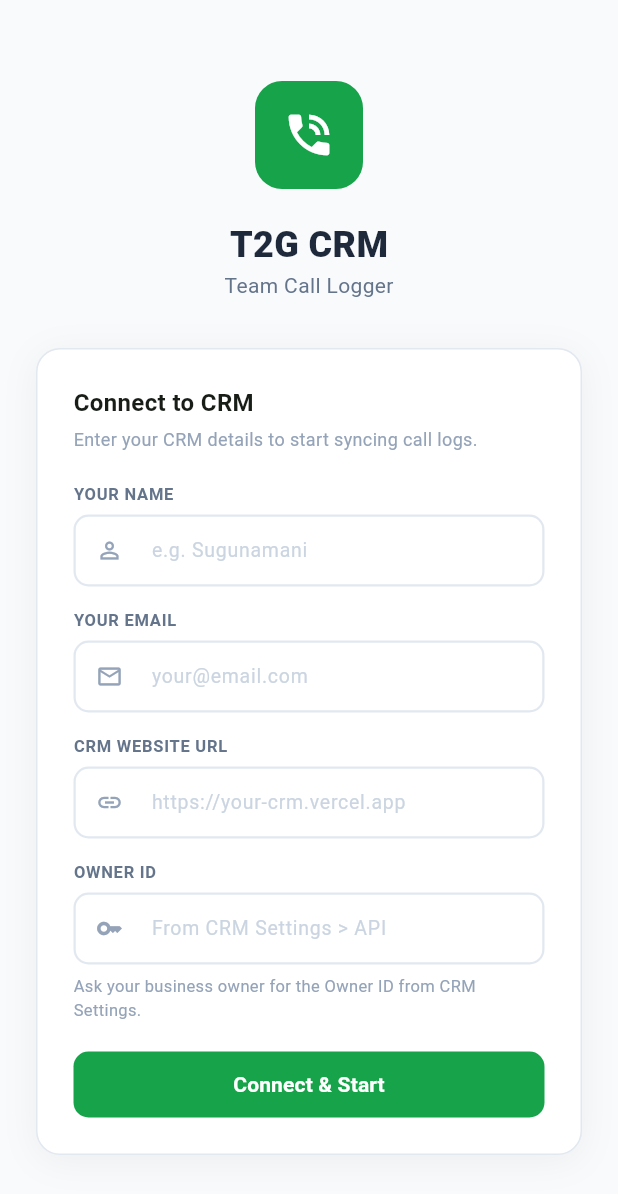
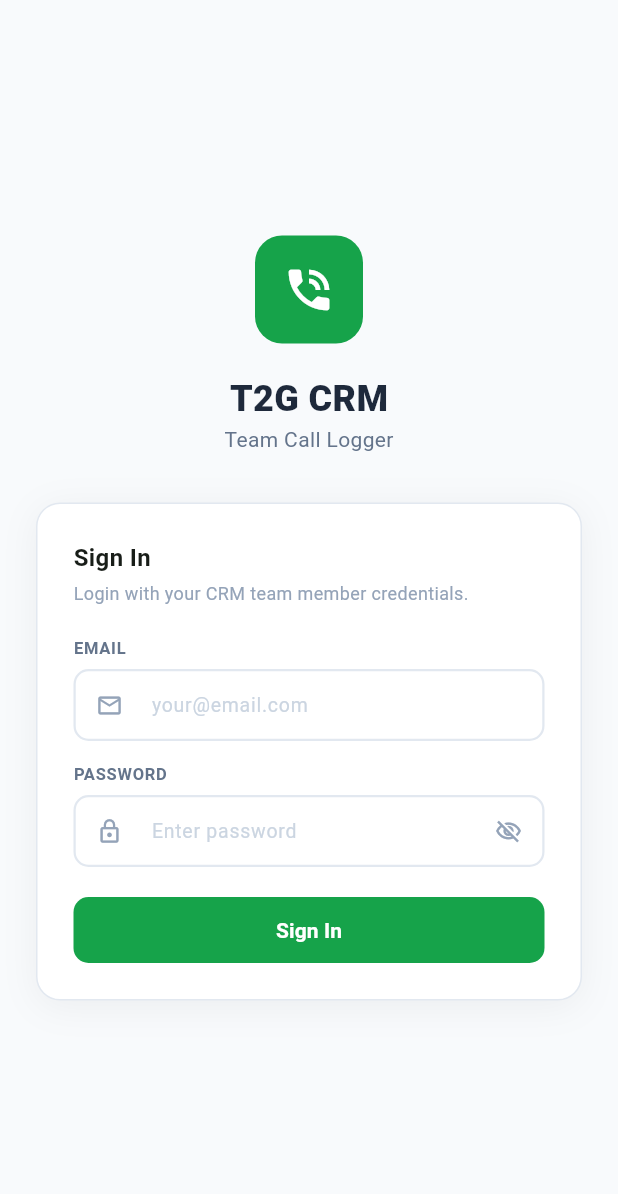
Before and after one commit to G0kulakrishnan/crm-team, a Flutter app: the screen it shows after launch, on a phone screen of 412 x 824 dp. Shown: the top 1194 px of the screen. Run offline on Flutter 3.47's test engine with Material 3 defaults, Android fonts, the phone set to English and light mode, and no system bars; our stand-ins replace permission_handler, shared_preferences; missing offline and left inert: call_log.

Commit message:
feat: auto-detect owner ID via CRM login API
- Login now uses email + password via /api/auth endpoint
- Owner ID auto-detected from team member's business
- Hardcoded to dev.t2gcrm.in for testing
- Removed manual Owner ID field and env toggle
- Shows team member name and role in app bar

Co-Authored-By: Claude Opus 4.6 <noreply@anthropic.com>

```diff
--- a/lib/screens/login_screen.dart
+++ b/lib/screens/login_screen.dart
@@ -16,30 +16,25 @@ class LoginScreen extends StatefulWidget {
 }
 
 class _LoginScreenState extends State<LoginScreen> {
-  final _urlController = TextEditingController();
-  final _ownerIdController = TextEditingController();
   final _emailController = TextEditingController();
-  final _nameController = TextEditingController();
+  final _passwordController = TextEditingController();
   bool _loading = false;
+  bool _obscurePassword = true;
   String? _error;
 
   @override
   void dispose() {
-    _urlController.dispose();
-    _ownerIdController.dispose();
     _emailController.dispose();
-    _nameController.dispose();
+    _passwordController.dispose();
     super.dispose();
   }
 
-  Future<void> _connect() async {
-    final url = _urlController.text.trim();
-    final ownerId = _ownerIdController.text.trim();
+  Future<void> _login() async {
     final email = _emailController.text.trim();
-    final name = _nameController.text.trim();
+    final password = _passwordController.text;
 
-    if (url.isEmpty || ownerId.isEmpty || email.isEmpty || name.isEmpty) {
-      setState(() => _error = 'All fields are required');
+    if (email.isEmpty || password.isEmpty) {
+      setState(() => _error = 'Email and password are required');
       return;
     }
 
@@ -49,22 +44,12 @@ class _LoginScreenState extends State<LoginScreen> {
     });
 
     try {
-      // Verify URL is reachable
-      await widget.apiService.verifyConnection(url, email);
-
-      // Save config
-      await widget.apiService.saveConfig(
-        baseUrl: url,
-        ownerId: ownerId,
-        staffEmail: email,
-        staffName: name,
-      );
-
+      await widget.apiService.login(email, password);
       widget.onLoggedIn();
     } catch (e) {
       setState(() => _error = e.toString().replaceFirst('Exception: ', ''));
     } finally {
-      setState(() => _loading = false);
+      if (mounted) setState(() => _loading = false);
     }
   }
 
@@ -78,7 +63,6 @@ class _LoginScreenState extends State<LoginScreen> {
           child: Column(
             mainAxisAlignment: MainAxisAlignment.center,
             children: [
-              // Logo
               Container(
                 width: 72,
                 height: 72,
@@ -99,7 +83,6 @@ class _LoginScreenState extends State<LoginScreen> {
               ),
               const SizedBox(height: 32),
 
-              // Form Card
               Container(
                 width: double.infinity,
                 constraints: const BoxConstraints(maxWidth: 400),
@@ -120,52 +103,44 @@ class _LoginScreenState extends State<LoginScreen> {
                   crossAxisAlignment: CrossAxisAlignment.start,
                   children: [
                     const Text(
-                      'Connect to CRM',
+                      'Sign In',
                       style: TextStyle(fontSize: 16, fontWeight: FontWeight.w700),
                     ),
                     const SizedBox(height: 4),
                     const Text(
-                      'Enter your CRM details to start syncing call logs.',
+                      'Login with your CRM team member credentials.',
                       style: TextStyle(fontSize: 12, color: Color(0xFF94A3B8)),
                     ),
                     const SizedBox(height: 20),
 
-                    _buildLabel('Your Name'),
-                    _buildTextField(
-                      controller: _nameController,
-                      hint: 'e.g. Sugunamani',
-                      icon: Icons.person_outline,
+                    _buildLabel('Email'),
+                    TextField(
+                      controller: _emailController,
+                      keyboardType: TextInputType.emailAddress,
+                      style: const TextStyle(fontSize: 14),
+                      decoration: _inputDecoration(hint: 'your@email.com', icon: Icons.email_outlined),
                     ),
                     const SizedBox(height: 14),
 
-                    _buildLabel('Your Email'),
-                    _buildTextField(
-                      controller: _emailController,
-                      hint: 'your@email.com',
-                      icon: Icons.email_outlined,
-                      keyboardType: TextInputType.emailAddress,
+                    _buildLabel('Password'),
+                    TextField(
+                      controller: _passwordController,
+                      obscureText: _obscurePassword,
+                      style: const TextStyle(fontSize: 14),
+                      onSubmitted: (_) => _login(),
+                      decoration: _inputDecoration(
+                        hint: 'Enter password',
+                        icon: Icons.lock_outline,
+                      ).copyWith(
+                        suffixIcon: IconButton(
+                          icon: Icon(
+                            _obscurePassword ? Icons.visibility_off_outlined : Icons.visibility_outlined,
+                            size: 18,
+                            color: const Color(0xFF94A3B8),
                           ),
-                    const SizedBox(height: 14),
-
-                    _buildLabel('CRM Website URL'),
-                    _buildTextField(
-                      controller: _urlController,
-                      hint: 'https://your-crm.vercel.app',
-                      icon: Icons.link,
-                      keyboardType: TextInputType.url,
+                          onPressed: () => setState(() => _obscurePassword = !_obscurePassword),
                         ),
-                    const SizedBox(height: 14),
-
-                    _buildLabel('Owner ID'),
-                    _buildTextField(
-                      controller: _ownerIdController,
-                      hint: 'From CRM Settings > API',
-                      icon: Icons.key_outlined,
                       ),
-                    const SizedBox(height: 6),
-                    const Text(
-                      'Ask your business owner for the Owner ID from CRM Settings.',
-                      style: TextStyle(fontSize: 11, color: Color(0xFF94A3B8)),
                     ),
 
                     if (_error != null) ...[
@@ -196,7 +171,7 @@ class _LoginScreenState extends State<LoginScreen> {
                       width: double.infinity,
                       height: 44,
                       child: ElevatedButton(
-                        onPressed: _loading ? null : _connect,
+                        onPressed: _loading ? null : _login,
                         style: ElevatedButton.styleFrom(
                           backgroundColor: const Color(0xFF16A34A),
                           foregroundColor: Colors.white,
@@ -205,7 +180,7 @@ class _LoginScreenState extends State<LoginScreen> {
                         ),
                         child: _loading
                             ? const SizedBox(width: 20, height: 20, child: CircularProgressIndicator(strokeWidth: 2, color: Colors.white))
-                            : const Text('Connect & Start', style: TextStyle(fontSize: 14, fontWeight: FontWeight.w700)),
+                            : const Text('Sign In', style: TextStyle(fontSize: 14, fontWeight: FontWeight.w700)),
                       ),
                     ),
                   ],
@@ -228,17 +203,8 @@ class _LoginScreenState extends State<LoginScreen> {
     );
   }
 
-  Widget _buildTextField({
-    required TextEditingController controller,
-    required String hint,
-    required IconData icon,
-    TextInputType keyboardType = TextInputType.text,
-  }) {
-    return TextField(
-      controller: controller,
-      keyboardType: keyboardType,
-      style: const TextStyle(fontSize: 14),
-      decoration: InputDecoration(
+  InputDecoration _inputDecoration({required String hint, required IconData icon}) {
+    return InputDecoration(
       hintText: hint,
       hintStyle: const TextStyle(fontSize: 13, color: Color(0xFFCBD5E1)),
       prefixIcon: Icon(icon, size: 18, color: const Color(0xFF94A3B8)),
@@ -257,7 +223,6 @@ class _LoginScreenState extends State<LoginScreen> {
       ),
       filled: true,
       fillColor: Colors.white,
-      ),
     );
   }
 }
```
Also changed, not shown: lib/screens/home_screen.dart (+21 -3 lines), lib/services/api_service.dart (+97 -32 lines). Lines whose indentation alone changed are shown as unchanged.
